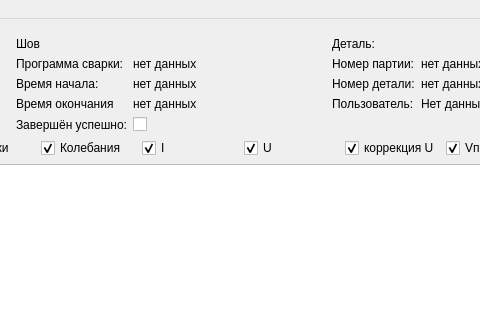
First picture: the form in venv/irsDB/base.ui, repository Ilaygor/irsDB, before the edit; both pictures show x 319 to 799 and y 0 to 320 of the 980 by 621 pixel window.
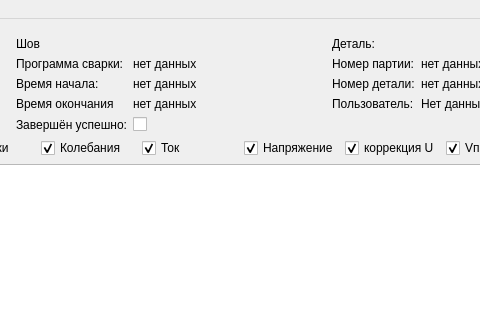
Second picture: the form after the edit. Icons and pictures are not drawn. Custom widgets are drawn as their Qt base class.

The edit to the form file:
```diff
--- a/venv/irsDB/base.ui
+++ b/venv/irsDB/base.ui
@@ -286,7 +286,7 @@
           <item>
            <widget class="QCheckBox" name="checkBox_9">
             <property name="text">
-             <string>I</string>
+             <string>Ток</string>
             </property>
             <property name="checked">
              <bool>true</bool>
@@ -296,7 +296,7 @@
           <item>
            <widget class="QCheckBox" name="checkBox_8">
             <property name="text">
-             <string>U</string>
+             <string>Напряжение</string>
             </property>
             <property name="checked">
              <bool>true</bool>
```
Left out of the diff: 18 changed lines with no effect on the pictures.
